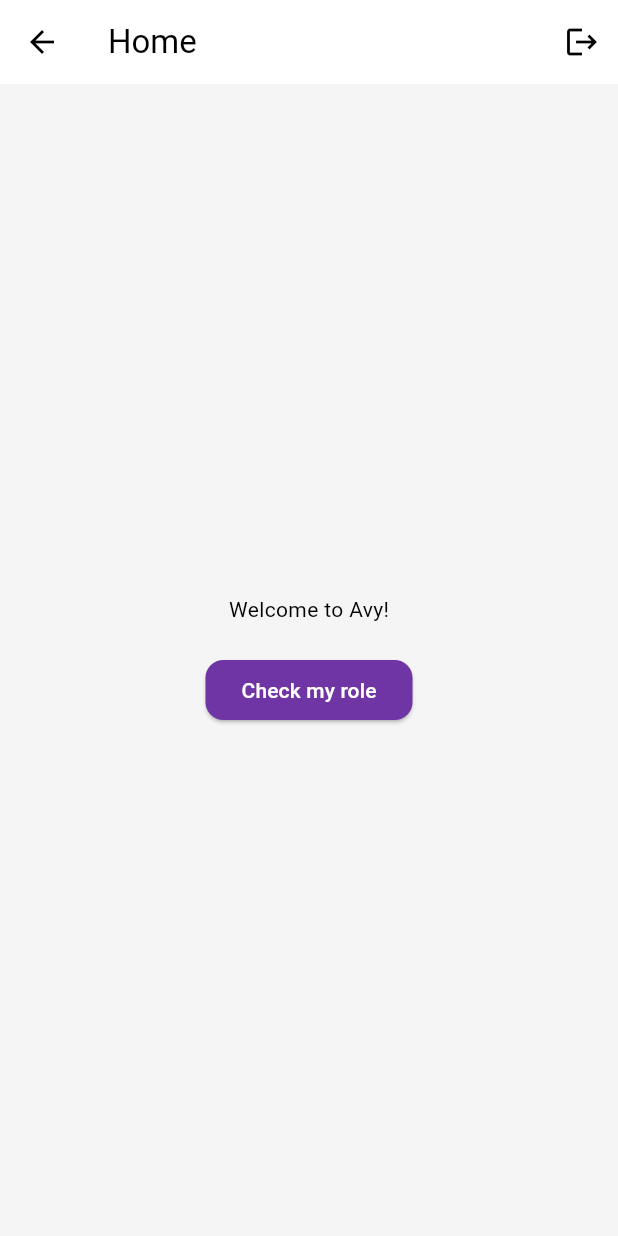
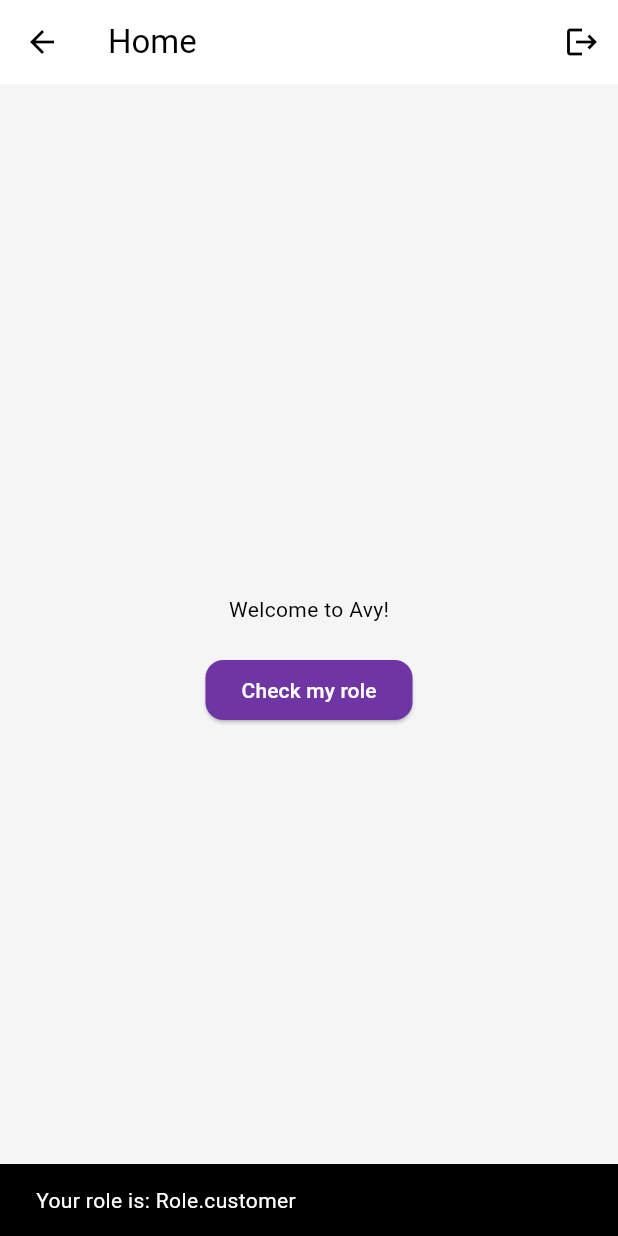
Before and after one commit to CHIRANJEEVICHETAN/EcommerceFlutter, a Flutter app: the HomeScreen screen opened by its route, after a tap on "Check my role", on a phone screen of 412 x 824 dp. Run offline on Flutter 3.47's test engine with Material 3 defaults, Android fonts, the light colour scheme and no system bars; our stand-ins replace cloud_firestore, firebase_auth, firebase_core, firebase_storage, get_it, google_fonts and 1 more; missing offline and left inert: firebase_app_check; accounts and stored records are empty.

Commit message:
fixed auth issues

```diff
--- a/lib/core/services/auth_service.dart
+++ b/lib/core/services/auth_service.dart
@@ -20,7 +20,9 @@ class AuthService {
         role: role,
       );
       await userDocRef.set(userModel.toFirestore());
-      return userModel;
+      // Re-fetch the document to ensure we have the latest version from the server
+      final newUserDoc = await userDocRef.get();
+      return UserModel.fromFirestore(newUserDoc);
     }
     return UserModel.fromFirestore(userDoc);
   }
@@ -34,8 +36,9 @@ class AuthService {
       );
       final user = userCredential.user;
       if (user != null) {
-        final userDoc = await _firestore.collection('users').doc(user.uid).get();
-        return UserModel.fromFirestore(userDoc);
+        // After signing in, ensure the user document exists in Firestore.
+        // If it doesn't, create it. This makes the sign-in self-healing.
+        return await _createUserInFirestore(user, role: Role.customer);
       }
       return null;
     } on FirebaseAuthException {
@@ -108,8 +111,12 @@ class AuthService {
     try {
       final userDoc = await _firestore.collection('users').doc(uid).get();
       if (userDoc.exists) {
-        return Role.values.firstWhere(
-            (e) => e.toString() == 'Role.${userDoc.data()!['role']}');
+        // Use .name to get the string representation of the enum
+        final roleString = userDoc.data()!['role'] as String?;
+        if (roleString != null) {
+          // Find the role in the enum that matches the string
+          return Role.values.firstWhere((e) => e.name == roleString, orElse: () => Role.customer);
+        }
       }
       return null;
     } catch (e) {
--- a/lib/main.dart
+++ b/lib/main.dart
@@ -1,6 +1,7 @@
 import 'package:avymart/core/widgets/auth_wrapper.dart';
 import 'package:flutter/material.dart';
 import 'package:firebase_core/firebase_core.dart';
+import 'package:firebase_app_check/firebase_app_check.dart';
 import 'package:avymart/core/config/dependency_injection.dart';
 import 'package:avymart/core/routes/app_router.dart';
 import 'package:avymart/core/themes/dark_theme.dart';
@@ -9,6 +10,7 @@ import 'package:avymart/core/themes/light_theme.dart';
 void main() async {
   WidgetsFlutterBinding.ensureInitialized();
   await Firebase.initializeApp();
+  await FirebaseAppCheck.instance.activate();
   setupServiceLocator();
   runApp(const MyApp());
 }
--- a/pubspec.yaml
+++ b/pubspec.yaml
@@ -46,6 +46,7 @@ dependencies:
   provider: ^6.1.5+1
   uuid: ^4.5.1
   firebase_storage: ^13.0.3
+  firebase_app_check: ^0.4.1+1
 
 dev_dependencies:
   flutter_test:
```
Also changed, not shown: assets/images/google_logo.png, assets/images/onboarding1.png, assets/images/onboarding2.png, assets/images/onboarding3.png, firebase.json, lib/firebase_options.dart (added), pubspec.lock, 16 other files.
